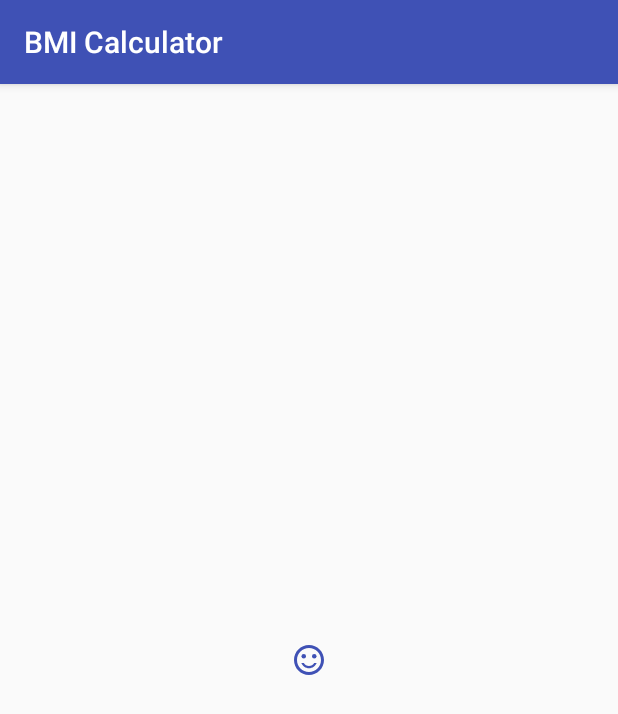
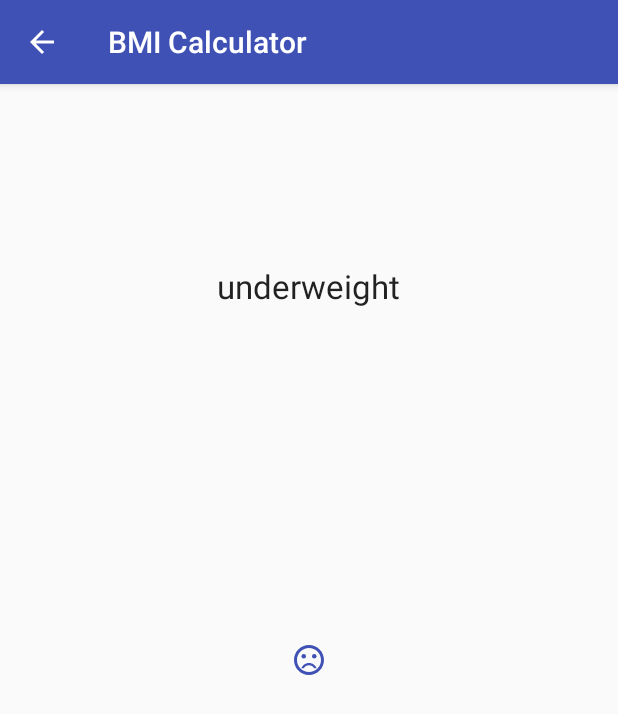
Before and after one commit to ysera34/kotlin-tutorials, an Android app: the ResultActivity screen opened directly, with no data from a screen before it, on a phone screen of 412 x 824 dp. Shown: the top 714 px of the screen. Run offline under Robolectric (Android 15) with nearby library versions, the light colour scheme and no system bars; 2 statements that could not run were skipped.

Commit message:
chapter05 BMICalculator step3 intent, anko

```diff
--- a/survival/chapter05/BMICalculator/app/build.gradle
+++ b/survival/chapter05/BMICalculator/app/build.gradle
@@ -24,6 +24,7 @@ android {
 }
 
 dependencies {
+    implementation "org.jetbrains.anko:anko-commons:$anko_version"
     implementation fileTree(dir: 'libs', include: ['*.jar'])
     implementation "org.jetbrains.kotlin:kotlin-stdlib-jre7:$kotlin_version"
     implementation 'com.android.support:support-annotations:27.1.1'
--- a/survival/chapter05/BMICalculator/app/src/main/AndroidManifest.xml
+++ b/survival/chapter05/BMICalculator/app/src/main/AndroidManifest.xml
@@ -16,7 +16,9 @@
                 <category android:name="android.intent.category.LAUNCHER" />
             </intent-filter>
         </activity>
-        <activity android:name=".ResultActivity"></activity>
+        <activity
+            android:name=".ResultActivity"
+            android:parentActivityName=".MainActivity" />
     </application>
 
 </manifest>
--- a/survival/chapter05/BMICalculator/app/src/main/java/org/inframincer/bmicalculator/ResultActivity.kt
+++ b/survival/chapter05/BMICalculator/app/src/main/java/org/inframincer/bmicalculator/ResultActivity.kt
@@ -1,12 +1,36 @@
 package org.inframincer.bmicalculator
 
+import android.os.Bundle
 import android.support.v7.app.AppCompatActivity
-import android.os.Bundle
+import kotlinx.android.synthetic.main.activity_result.*
+import org.jetbrains.anko.toast
 
 class ResultActivity : AppCompatActivity() {
 
     override fun onCreate(savedInstanceState: Bundle?) {
         super.onCreate(savedInstanceState)
         setContentView(R.layout.activity_result)
+
+        val height = intent.getStringExtra("height").toInt()
+        val weight = intent.getStringExtra("weight").toInt()
+        val bmi = weight / Math.pow(height / 100.0, 2.0)
+        when {
+            bmi >= 35 -> resultTextView.text = "extremely obese"
+            bmi >= 30 -> resultTextView.text = "step 2 obese"
+            bmi >= 25 -> resultTextView.text = "step 1 obese"
+            bmi >= 23 -> resultTextView.text = "overweight"
+            bmi >= 18.5 -> resultTextView.text = "normal"
+            else -> resultTextView.text = "underweight"
+        }
+        when {
+            bmi >= 23 -> imageView.setImageResource(R.drawable.ic_sentiment_very_dissatisfied_black_24dp)
+            bmi >= 18.5 -> imageView.setImageResource(R.drawable.ic_sentiment_satisfied_black_24dp)
+            else -> imageView.setImageResource(R.drawable.ic_sentiment_dissatisfied_black_24dp)
+        }
+        /*
+       Toast.makeText(this, "$bmi", Toast.LENGTH_SHORT).show()
+       */
+        // to Anko
+        toast("$bmi")
     }
 }
--- a/survival/chapter05/BMICalculator/app/src/main/res/layout/activity_main.xml
+++ b/survival/chapter05/BMICalculator/app/src/main/res/layout/activity_main.xml
@@ -35,7 +35,7 @@
         app:layout_constraintRight_toRightOf="parent"
         app:layout_constraintTop_toBottomOf="@+id/heightEditText" />
     <Button
-        android:id="@+id/button"
+        android:id="@+id/resultButton"
         android:layout_width="wrap_content"
         android:layout_height="wrap_content"
         android:layout_marginEnd="16dp"
--- a/survival/chapter05/BMICalculator/build.gradle
+++ b/survival/chapter05/BMICalculator/build.gradle
@@ -2,6 +2,8 @@
 
 buildscript {
     ext.kotlin_version = '1.1.51'
+    ext.anko_version = '0.10.5'
+
     repositories {
         google()
         jcenter()
```
Also changed, not shown: survival/chapter05/BMICalculator/app/src/main/java/org/inframincer/bmicalculator/MainActivity.kt (+16 -0 lines).
